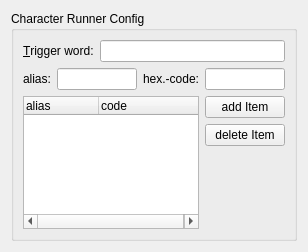
Qt form runners/characters/charrunner_config.ui (KDE/kdeplasma-addons) before a commit.
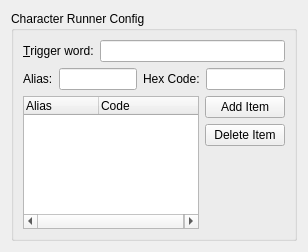
The same form after that commit. Custom widgets are drawn as their Qt base class.

What changed in the file:
```diff
--- a/runners/characters/charrunner_config.ui
+++ b/runners/characters/charrunner_config.ui
@@ -44,7 +44,7 @@
         <item>
          <widget class="QLabel" name="label_alias">
           <property name="text">
-           <string>alias:</string>
+           <string>Alias:</string>
           </property>
          </widget>
         </item>
@@ -58,7 +58,7 @@
         <item>
          <widget class="QLabel" name="label_hex">
           <property name="text">
-           <string>hex.-code:</string>
+           <string>Hex Code:</string>
           </property>
          </widget>
         </item>
@@ -86,12 +86,12 @@
           </attribute>
           <column>
            <property name="text">
-            <string notr="true">alias</string>
+            <string notr="true">Alias</string>
            </property>
           </column>
           <column>
            <property name="text">
-            <string notr="true">code</string>
+            <string notr="true">Code</string>
            </property>
           </column>
          </widget>
@@ -101,14 +101,14 @@
           <item>
            <widget class="QPushButton" name="addItem">
             <property name="text">
-             <string>add Item</string>
+             <string>Add Item</string>
             </property>
            </widget>
           </item>
           <item>
            <widget class="QPushButton" name="deleteItem">
             <property name="text">
-             <string>delete Item</string>
+             <string>Delete Item</string>
             </property>
            </widget>
           </item>
```
